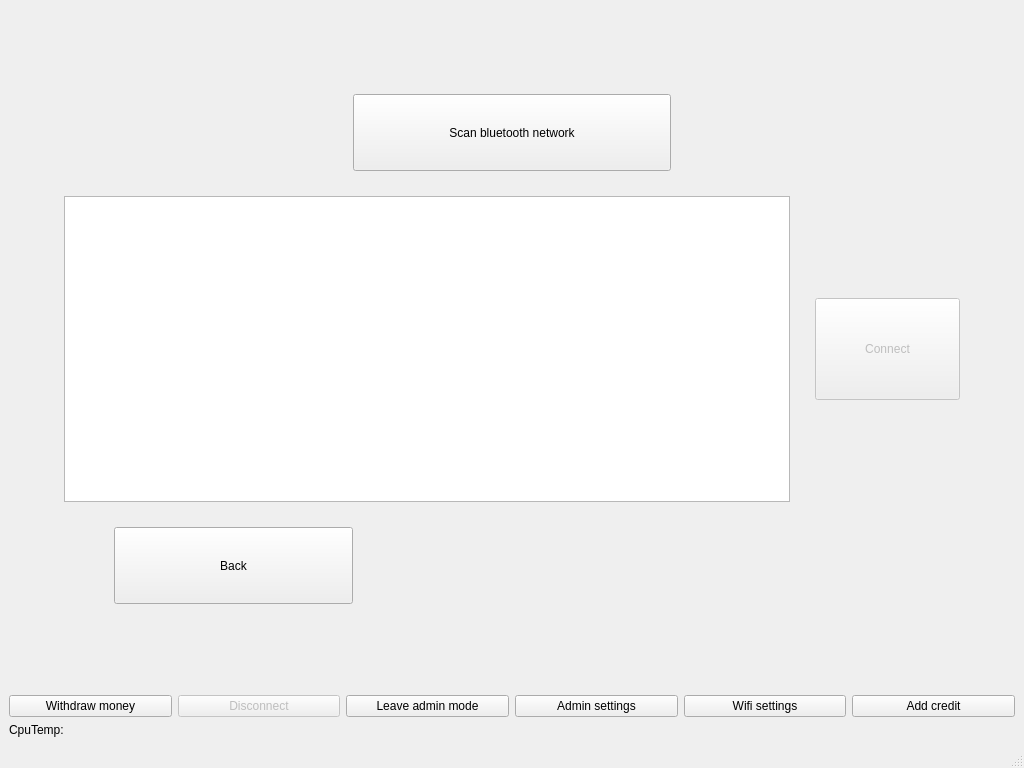
The window that blue-app/ui/MainWindow.ui (matus-u/sz-bluetooth) describes before a commit, drawn with Qt 5.
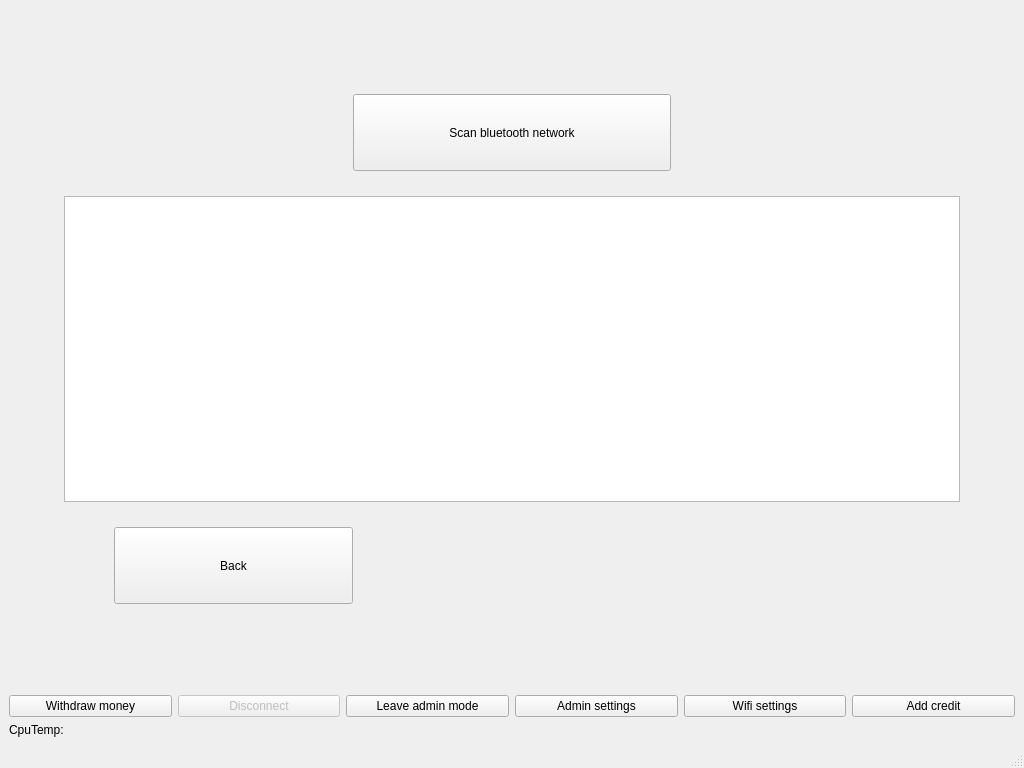
The same window after the commit. The open tabs and pages were chosen to show the change.

```diff
--- a/blue-app/ui/MainWindow.ui
+++ b/blue-app/ui/MainWindow.ui
@@ -384,7 +384,7 @@
            </layout>
           </item>
           <item>
-           <layout class="QHBoxLayout" name="horizontalLayout" stretch="5,1">
+           <layout class="QHBoxLayout" name="horizontalLayout" stretch="5">
             <property name="leftMargin">
              <number>30</number>
             </property>
@@ -426,55 +426,6 @@
               <column/>
              </widget>
             </item>
-            <item>
-             <layout class="QVBoxLayout" name="verticalLayout_7">
-              <item>
-               <spacer name="verticalSpacer">
-                <property name="orientation">
-                 <enum>Qt::Vertical</enum>
-                </property>
-                <property name="sizeHint" stdset="0">
-                 <size>
-                  <width>20</width>
-                  <height>40</height>
-                 </size>
-                </property>
-               </spacer>
-              </item>
-              <item>
-               <widget class="QPushButton" name="connectButton">
-                <property name="enabled">
-                 <bool>false</bool>
-                </property>
-                <property name="sizePolicy">
-                 <sizepolicy hsizetype="Minimum" vsizetype="MinimumExpanding">
-                  <horstretch>0</horstretch>
-                  <verstretch>0</verstretch>
-                 </sizepolicy>
-                </property>
-                <property name="styleSheet">
-                 <string notr="true"/>
-                </property>
-                <property name="text">
-                 <string>Connect</string>
-                </property>
-               </widget>
-              </item>
-              <item>
-               <spacer name="verticalSpacer_2">
-                <property name="orientation">
-                 <enum>Qt::Vertical</enum>
-                </property>
-                <property name="sizeHint" stdset="0">
-                 <size>
-                  <width>20</width>
-                  <height>40</height>
-                 </size>
-                </property>
-               </spacer>
-              </item>
-             </layout>
-            </item>
            </layout>
           </item>
           <item>
```
Left out of the diff: 51 changed lines with no effect on the pictures. Lines whose indentation alone changed are shown as unchanged.
